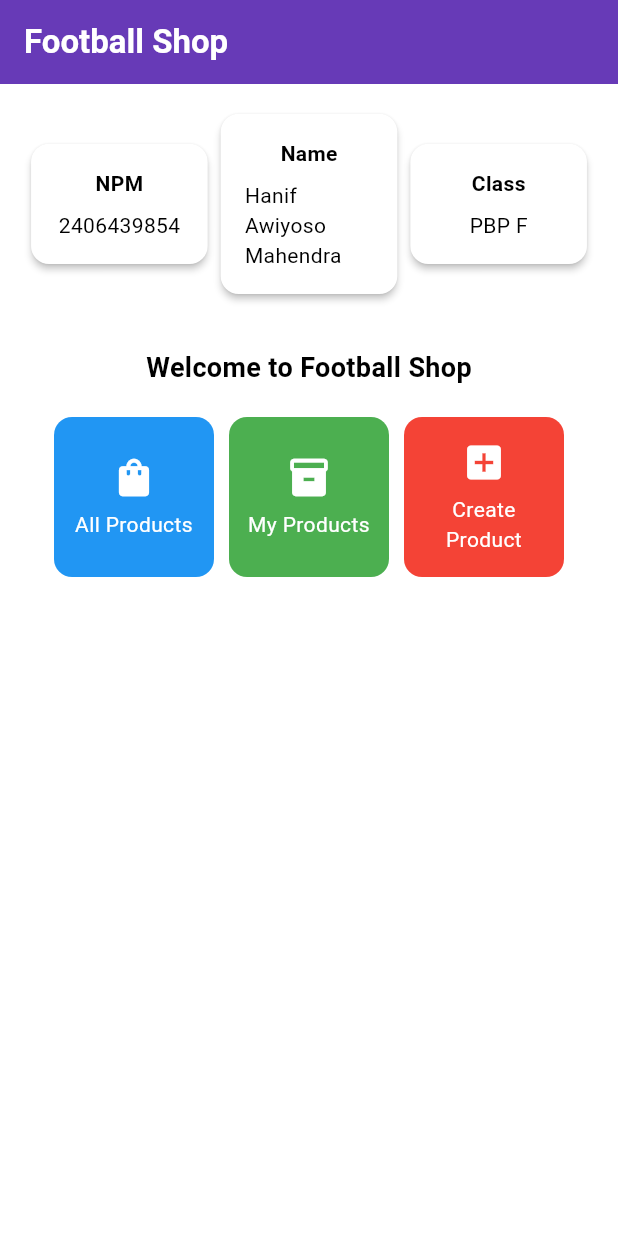
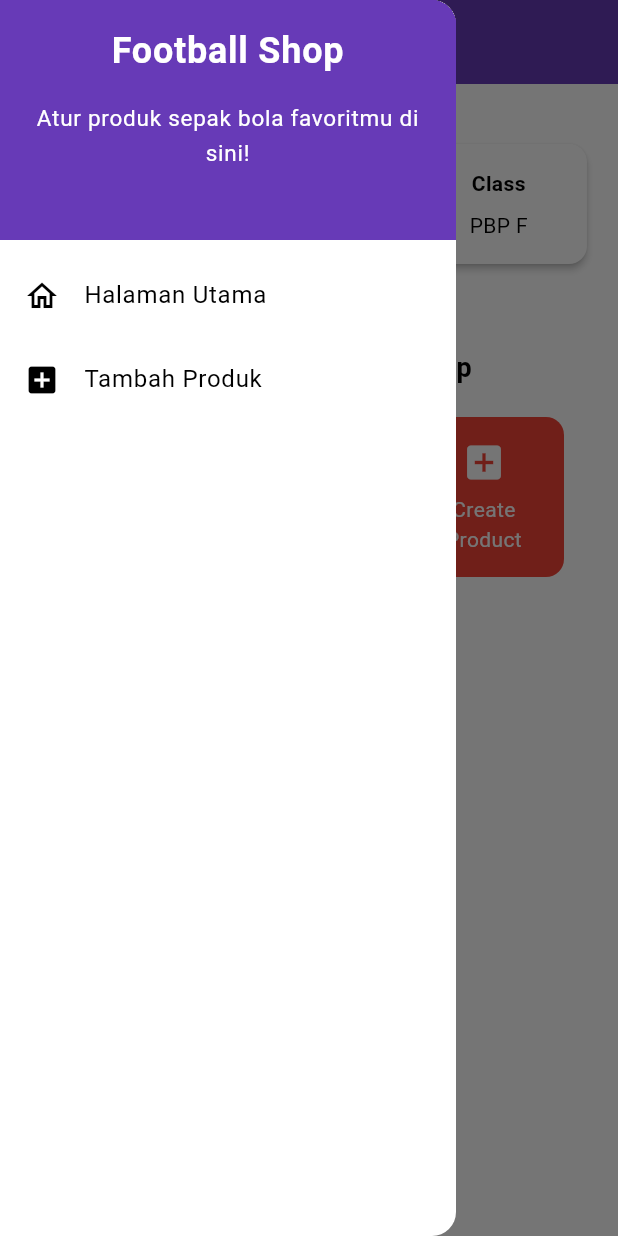
Before and after one commit to HanifMahendra/football-shops-flutter, a Flutter app: the screen it shows after launch, with the side drawer open (before the commit the screen has no drawer), on a phone screen of 412 x 824 dp. Run offline on Flutter 3.47's test engine with Material 3 defaults, Android fonts, the phone set to English and light mode, and no system bars.

Commit message:
Tugas 8 selesai

```diff
--- a/lib/menu.dart
+++ b/lib/menu.dart
@@ -1,4 +1,6 @@
 import 'package:flutter/material.dart';
+import 'package:football_shops/widgets/left_drawer.dart';
+import 'package:football_shops/productentry_form.dart';
 
 class MyHomePage extends StatelessWidget {
   MyHomePage({super.key});
@@ -25,7 +27,9 @@ class MyHomePage extends StatelessWidget {
           ),
         ),
         backgroundColor: Theme.of(context).colorScheme.primary,
+        iconTheme: const IconThemeData(color: Colors.white),
       ),
+      drawer: const LeftDrawer(),
       body: Padding(
         padding: const EdgeInsets.all(16.0),
         child: Column(
@@ -127,6 +131,15 @@ class ItemCard extends StatelessWidget {
             ..showSnackBar(
               SnackBar(content: Text("Kamu telah menekan tombol ${item.name}"))
             );
+
+          if (item.name == "Create Product"){
+            Navigator.push(
+              context,
+              MaterialPageRoute(
+                builder: (context) => const ProductEntryFormPage(),
+              ),
+            );
+          }
         },
         child: Container(
           padding: const EdgeInsets.all(8),
--- /dev/null
+++ b/lib/widgets/left_drawer.dart
@@ -0,0 +1,69 @@
+import 'package:flutter/material.dart';
+import 'package:football_shops/menu.dart';
+import 'package:football_shops/productentry_form.dart';
+
+class LeftDrawer extends StatelessWidget {
+  const LeftDrawer({super.key});
+
+  @override
+  Widget build(BuildContext context) {
+    return Drawer(
+      child: ListView(
+        children: [
+          DrawerHeader(
+            decoration: BoxDecoration(
+              color: Theme.of(context).colorScheme.primary,
+            ),
+            child: const Column(
+              children: [
+                Text(
+                  'Football Shop',
+                  textAlign: TextAlign.center,
+                  style: TextStyle(
+                    fontSize: 24,
+                    fontWeight: FontWeight.bold,
+                    color: Colors.white,
+                  ),
+                ),
+                Padding(padding: EdgeInsets.all(8)),
+                Text(
+                  "Atur produk sepak bola favoritmu di sini!",
+                  textAlign: TextAlign.center,
+                  style: TextStyle(
+                    fontSize: 15,
+                    color: Colors.white,
+                    fontWeight: FontWeight.normal,
+                  ),
+                ),
+              ],
+            ),
+          ),
+          ListTile(
+            leading: const Icon(Icons.home_outlined),
+            title: const Text('Halaman Utama'),
+            onTap: () {
+              Navigator.pushReplacement(
+                context,
+                MaterialPageRoute(
+                  builder: (context) => MyHomePage(),
+                ),
+              );
+            },
+          ),
+          ListTile(
+            leading: const Icon(Icons.add_box),
+            title: const Text('Tambah Produk'),
+            onTap: () {
+              Navigator.pushReplacement(
+                context,
+                MaterialPageRoute(
+                  builder: (context) => const ProductEntryFormPage(),
+                ),
+              );
+            },
+          ),
+        ],
+      ),
+    );
+  }
+}
```
Also changed, not shown: lib/productentry_form.dart (added, +265 -0 lines), 1 other file.
